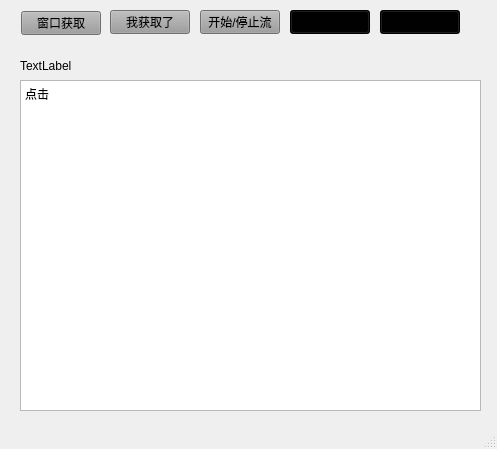
The window that mainwindow.ui (droplazy/HOOK) describes before a commit, drawn with Qt 5.
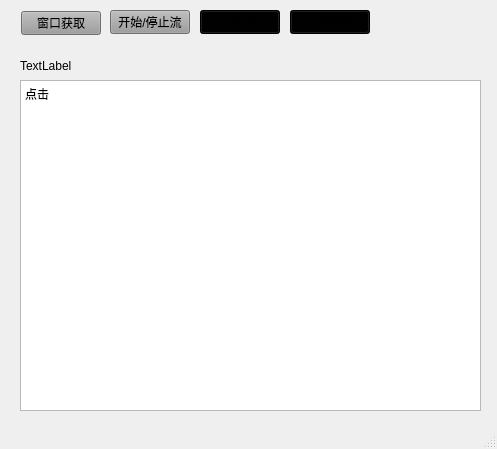
The same window after the commit.

Diff of the .ui file:
```diff
--- a/mainwindow.ui
+++ b/mainwindow.ui
@@ -62,23 +62,6 @@
    <widget class="QPushButton" name="pushButton_imgtest">
     <property name="geometry">
      <rect>
-      <x>200</x>
-      <y>10</y>
-      <width>80</width>
-      <height>24</height>
-     </rect>
-    </property>
-    <property name="styleSheet">
-     <string notr="true">
-background-color: rgb(156, 156, 156);</string>
-    </property>
-    <property name="text">
-     <string>开始/停止流</string>
-    </property>
-   </widget>
-   <widget class="QPushButton" name="pushButton_capture_2">
-    <property name="geometry">
-     <rect>
       <x>110</x>
       <y>10</y>
       <width>80</width>
@@ -90,13 +73,13 @@
 background-color: rgb(156, 156, 156);</string>
     </property>
     <property name="text">
-     <string>我获取了</string>
+     <string>开始/停止流</string>
     </property>
    </widget>
    <widget class="QPushButton" name="pushButton_START">
     <property name="geometry">
      <rect>
-      <x>290</x>
+      <x>200</x>
       <y>10</y>
       <width>80</width>
       <height>24</height>
@@ -112,7 +95,7 @@
    <widget class="QPushButton" name="pushButton_START_2">
     <property name="geometry">
      <rect>
-      <x>380</x>
+      <x>290</x>
       <y>10</y>
       <width>80</width>
       <height>24</height>
```
